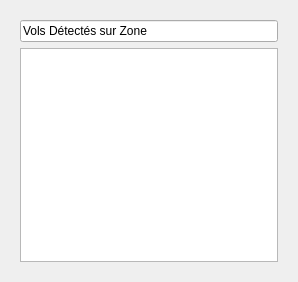
First picture: the form in localStationCS/flightswidget.ui, repository Gnoumy/RaspMeteo, before the edit.
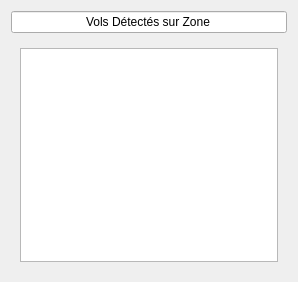
Second picture: the form after the edit.

Commit message: flightswidget:maj design

```diff
--- a/localStationCS/flightswidget.ui
+++ b/localStationCS/flightswidget.ui
@@ -14,6 +14,16 @@
    <string>Form</string>
   </property>
   <layout class="QVBoxLayout" name="verticalLayout_2">
+   <item>
+    <widget class="QLineEdit" name="lineEdit">
+     <property name="text">
+      <string>Vols Détectés sur Zone</string>
+     </property>
+     <property name="alignment">
+      <set>Qt::AlignCenter</set>
+     </property>
+    </widget>
+   </item>
    <item>
     <widget class="QStackedWidget" name="stackedWidget">
      <property name="currentIndex">
@@ -23,13 +33,6 @@
       <layout class="QVBoxLayout" name="verticalLayout_3">
        <item>
         <layout class="QVBoxLayout" name="verticalLayout">
-         <item>
-          <widget class="QLineEdit" name="lineEdit">
-           <property name="text">
-            <string>Vols Détectés sur Zone</string>
-           </property>
-          </widget>
-         </item>
          <item>
           <widget class="QTableWidget" name="m_pTableWidget"/>
          </item>
```
The commit also changes 1 other file.
